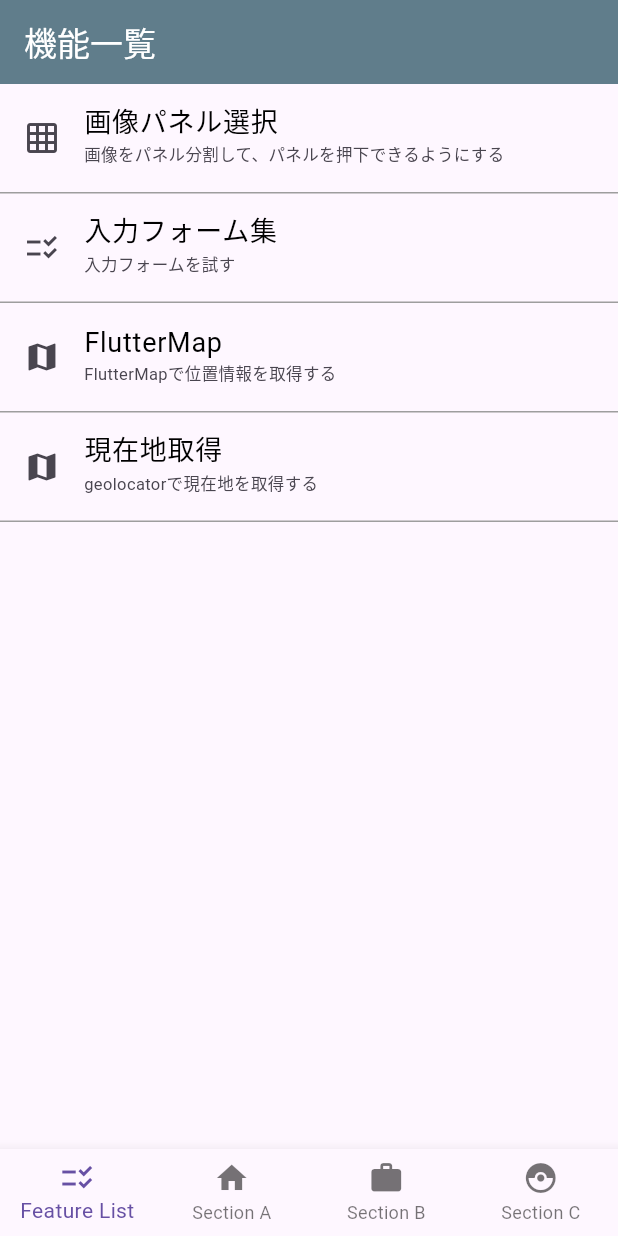
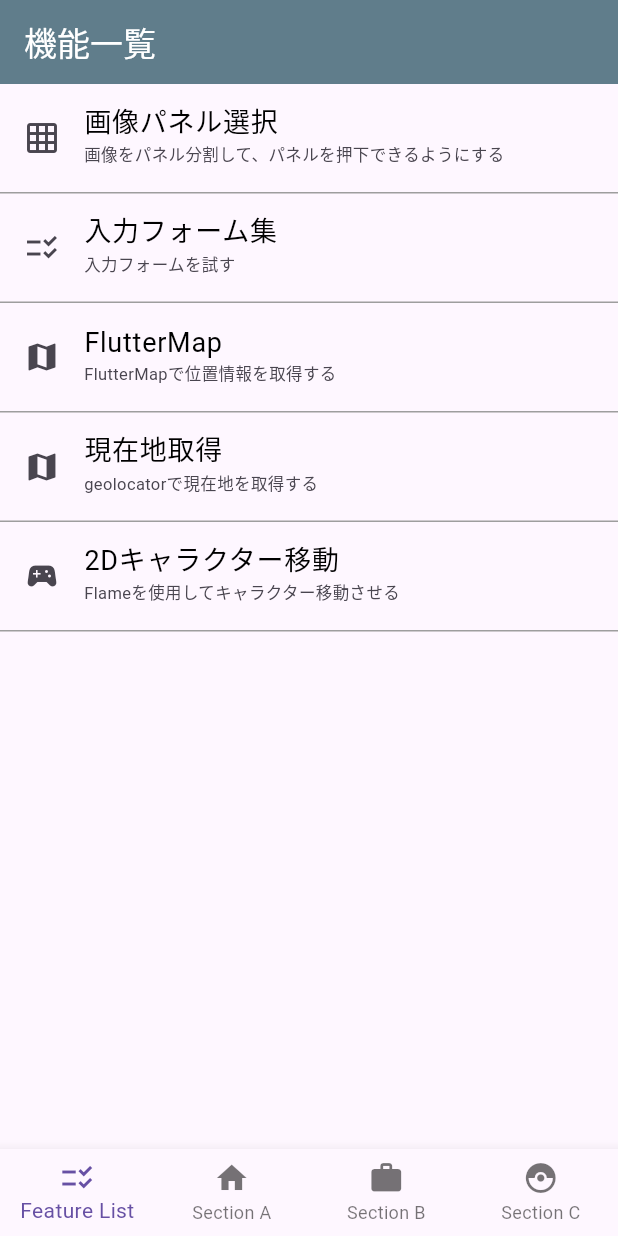
Before and after one commit to yassan16/flutter-try-new-feature, a Flutter app: the screen it shows after launch, on a phone screen of 412 x 824 dp. Run offline on Flutter 3.47's test engine with Material 3 defaults, Android fonts, the phone set to English and light mode, and no system bars; our stand-ins replace carousel_slider, flutter_datetime_picker_plus, flutter_map, geolocator, go_router, latlong2 and 1 more; missing offline and left inert: dart:ffi.

Commit message:
2dキャラクター移動 仮画面の準備

```diff
--- a/lib/app_router.dart
+++ b/lib/app_router.dart
@@ -3,6 +3,7 @@ import 'package:flutter_try_new_feature/constant/const_route.dart';
 import 'package:flutter_try_new_feature/dto/pokemon.dart';
 import 'package:flutter_try_new_feature/page/feature_list/feature_list_page.dart';
 import 'package:flutter_try_new_feature/main.dart';
+import 'package:flutter_try_new_feature/page/feature_list/flame_action_2d_character/start_2d_character.dart';
 import 'package:flutter_try_new_feature/page/feature_list/flutter_map/flutter_map_page.dart';
 import 'package:flutter_try_new_feature/page/feature_list/get_current_location/get_currentLocation_page.dart';
 import 'package:flutter_try_new_feature/page/feature_list/input_form_list/input_form_list_page.dart';
@@ -61,6 +62,11 @@ final GlobalKey<NavigatorState> _sectionANavigatorKey =
                     path: ConstRoute.useGeolocatorRoute,
                     builder: (BuildContext context, GoRouterState state) =>
                         const GetCurrentLocationPage(),
+                  ),
+                  GoRoute(
+                    path: ConstRoute.start2dCharacterRoute,
+                    builder: (BuildContext context, GoRouterState state) =>
+                        const Start2dCharacter(),
                   ),
                 ],
               ),
--- a/lib/constant/const_route.dart
+++ b/lib/constant/const_route.dart
@@ -9,6 +9,8 @@ class ConstRoute {
   static const String useFlutterMapRoute = "use_flutterMap";
   // 現在地取得
   static const String useGeolocatorRoute = "use_geolocator";
+  // 2dキャラクターの移動
+  static const String start2dCharacterRoute = "start2dCharacterRoute";
 
   // ポケモン図鑑 リスト表示Top
   static const String pokemonPictureBookRoute = "/pokemon_picturebook";
--- a/lib/page/feature_list/feature_list_page.dart
+++ b/lib/page/feature_list/feature_list_page.dart
@@ -43,6 +43,12 @@ class FeatureListPage extends StatelessWidget {
             subtitle: "geolocatorで現在地を取得する",
             routePath: "${ConstRoute.featureListRoute}/${ConstRoute.useGeolocatorRoute}",
           ),
+          _menuItem(context,
+            titleIcon: Icon(Icons.sports_esports,),
+            mainTitle: "2Dキャラクター移動",
+            subtitle: "Flameを使用してキャラクター移動させる",
+            routePath: "${ConstRoute.featureListRoute}/${ConstRoute.start2dCharacterRoute}",
+          ),
         ],
       ),
 
--- a/pubspec.yaml
+++ b/pubspec.yaml
@@ -37,6 +37,8 @@ dependencies:
   flutter_datetime_picker_plus: ^2.2.0
   go_router: ^14.2.1
   carousel_slider: ^5.0.0
+  flame: ^1.19.0
+
 
   # The following adds the Cupertino Icons font to your application.
   # Use with the CupertinoIcons class for iOS style icons.
```
Also changed, not shown: lib/page/feature_list/flame_action_2d_character/start_2d_character.dart (added, +14 -0 lines), pubspec.lock.
